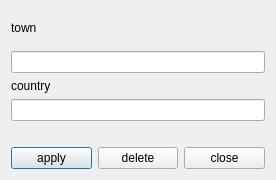
Old version of the form dialogs/edittowndialog.ui in the repository FFH255/flights.
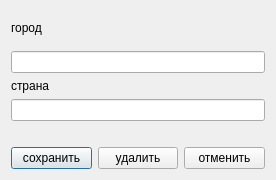
New version of the form.

The edit to the form file:
```diff
--- a/dialogs/edittowndialog.ui
+++ b/dialogs/edittowndialog.ui
@@ -21,7 +21,7 @@
        <item>
         <widget class="QLabel" name="label">
          <property name="text">
-          <string>town</string>
+          <string>город</string>
          </property>
         </widget>
        </item>
@@ -35,7 +35,7 @@
        <item>
         <widget class="QLabel" name="label_country">
          <property name="text">
-          <string>country</string>
+          <string>страна</string>
          </property>
         </widget>
        </item>
@@ -60,21 +60,21 @@
          <item>
           <widget class="QPushButton" name="applyPushButton">
            <property name="text">
-            <string>apply</string>
+            <string>сохранить</string>
            </property>
           </widget>
          </item>
          <item>
           <widget class="QPushButton" name="deletePushButton">
            <property name="text">
-            <string>delete</string>
+            <string>удалить</string>
            </property>
           </widget>
          </item>
          <item>
           <widget class="QPushButton" name="closePushButton">
            <property name="text">
-            <string>close</string>
+            <string>отменить</string>
            </property>
           </widget>
          </item>
```
